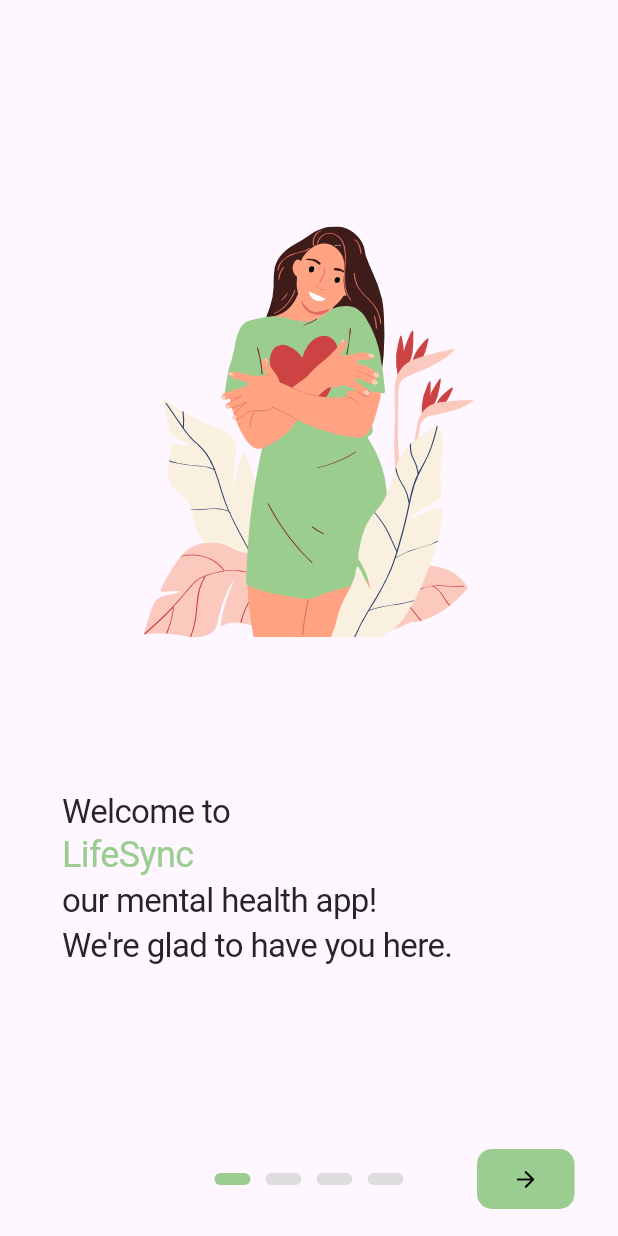
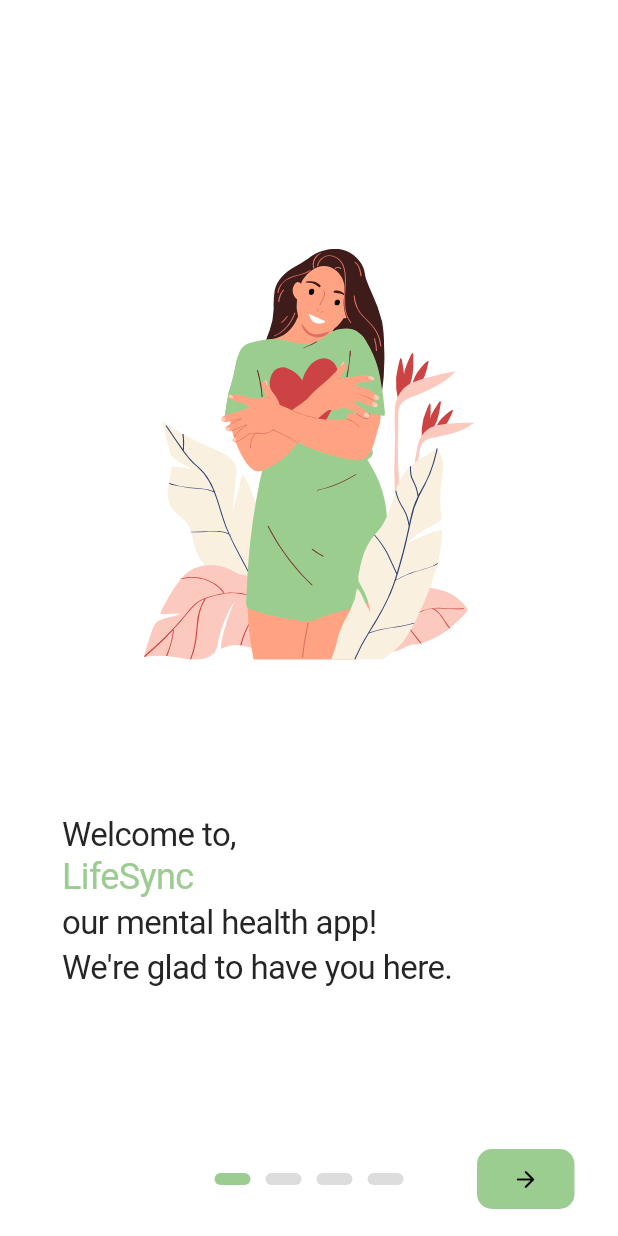
Before and after one commit to Max213141/pet_project, a Flutter app: the screen it shows after launch, on a phone screen of 412 x 824 dp. Run offline on Flutter 3.47's test engine with Material 3 defaults, Android fonts, the phone set to English and light mode, and no system bars; drawn by our look-alikes of intro_slider; our stand-ins replace bloc, carousel_slider, cloud_firestore, firebase_auth, firebase_core, fl_chart and 7 more; accounts and stored records are empty; generated files the repository leaves out were written again; Roboto replaces fonts that are missing (Signika-Regular); project files that could hold a hidden picture were left out.

Commit message:
Auth and intro screen localization and some refactoring for locale

```diff
--- a/lib/blocs/locale_bloc/locale_event.dart
+++ b/lib/blocs/locale_bloc/locale_event.dart
@@ -1,6 +1,5 @@
 part of 'locale_bloc.dart';
 
-@freezed
 class LocaleEvent {}
 
 class ChangeLocale extends LocaleEvent {
--- a/lib/entities/hive_entities/app_preferences.dart
+++ b/lib/entities/hive_entities/app_preferences.dart
@@ -24,6 +24,6 @@ class AppPreferences extends HiveObject {
 
   AppPreferences.initial()
       : isFirstLaunch = true,
-        isDarkTheme = true,
+        isDarkTheme = false,
         locale = const Locale('ru');
 }
--- a/lib/entities/hive_store.dart
+++ b/lib/entities/hive_store.dart
@@ -41,6 +41,8 @@ class HiveStore {
     Box<AppPreferences> appPrefsBox =
         Hive.box<AppPreferences>('app_preferences');
     AppPreferences? appPrefs = appPrefsBox.get(0);
+    _log('is Dark theme ${appPrefs?.isDarkTheme}');
+
     return appPrefs?.isDarkTheme;
   }
 
--- a/lib/my_app.dart
+++ b/lib/my_app.dart
@@ -1,16 +1,14 @@
 import 'package:firebase_auth/firebase_auth.dart';
 import 'package:flutter/material.dart';
 import 'package:flutter_bloc/flutter_bloc.dart';
-import 'package:flutter_localizations/flutter_localizations.dart';
 import 'package:go_router/go_router.dart';
 import 'package:hive_flutter/hive_flutter.dart';
 import 'package:life_sync/blocs/blocs.dart';
 import 'package:life_sync/entities/entities.dart';
 import 'package:life_sync/entities/hive_entities/hive_entities.dart';
+import 'package:life_sync/my_app_locale_wrapper.dart';
 import 'package:life_sync/navigation/navigation_observer.dart';
 import 'package:life_sync/screens/screens.dart';
-import 'package:life_sync/utils/localization/l10n.dart';
-import 'package:life_sync/utils/utils.dart';
 
 class MyApp extends StatelessWidget {
   final FirebaseAuth auth;
@@ -42,7 +40,6 @@ class MyApp extends StatelessWidget {
   // This widget is the root of your application.
   @override
   Widget build(BuildContext context) {
-    Locale? locale;
     final router = GoRouter(
       observers: [MyNavigatorObserver()],
       routes: [
@@ -213,27 +210,10 @@ class MyApp extends StatelessWidget {
             ],
             child: BlocBuilder<LocaleBloc, LocaleState>(
               builder: (context, state) {
-                // return BlocBuilder<ThemeBloc, ThemeState>(
-                // builder: (context, state) {
-                return MaterialApp.router(
-                  localizationsDelegates: const [
-                    AppLocalizations.delegate,
-                    GlobalMaterialLocalizations.delegate,
-                    GlobalWidgetsLocalizations.delegate,
-                    GlobalCupertinoLocalizations.delegate,
-                  ],
-                  supportedLocales: const [
-                    Locale('en'),
-                    Locale('ru'),
-                    Locale('be'),
-                  ],
-                  locale: state.locale,
-                  title: 'LifeSync',
-                  routerConfig: router,
-                  // theme: state.isDarkTheme ? lightTheme : darkTheme,
+                return MyAppThemeWrapper(
+                  locale: Locale('ru'),
+                  router: router,
                 );
-                // },
-                // );
               },
             ),
           );
--- /dev/null
+++ b/lib/my_app_locale_wrapper.dart
@@ -0,0 +1,41 @@
+import 'package:flutter/material.dart';
+import 'package:flutter_bloc/flutter_bloc.dart';
+import 'package:flutter_localizations/flutter_localizations.dart';
+import 'package:life_sync/blocs/blocs.dart';
+
+import 'utils/utils.dart';
+
+class MyAppThemeWrapper extends StatelessWidget {
+  final Locale locale;
+  final RouterConfig<Object>? router;
+  const MyAppThemeWrapper({
+    super.key,
+    required this.locale,
+    this.router,
+  });
+
+  @override
+  Widget build(BuildContext context) {
+    return BlocBuilder<ThemeBloc, ThemeState>(
+      builder: (context, state) {
+        return MaterialApp.router(
+          localizationsDelegates: const [
+            AppLocalizations.delegate,
+            GlobalMaterialLocalizations.delegate,
+            GlobalWidgetsLocalizations.delegate,
+            GlobalCupertinoLocalizations.delegate,
+          ],
+          supportedLocales: const [
+            Locale('en'),
+            Locale('ru'),
+            Locale('be'),
+          ],
+          locale: Locale('en'),
+          title: 'LifeSync',
+          routerConfig: router,
+          theme: state.isDarkTheme ? darkTheme : lightTheme,
+        );
+      },
+    );
+  }
+}
--- a/lib/screens/initial_hive_page.dart
+++ b/lib/screens/initial_hive_page.dart
@@ -36,11 +36,11 @@ class _InitialHivePageState extends State<InitialHivePage> {
     // final appPreferencesBox = await Hive.box('app_preferences');
     final isFirstLaunchFromHive = HiveStore().getFirstLaunch();
 
-    // _log('is app fisrst launch: $isFirstLaunchFromHive');
+    _log('is app fisrst launch: $isFirstLaunchFromHive');
     // //_log('app preferences box is empty: ${appPreferencesBox.isEmpty}');
 
     if (isFirstLaunchFromHive ?? true) {
-      //_log('hive data about first launch: $isFirstLaunchFromHive');
+      _log('hive data about first launch: $isFirstLaunchFromHive');
 
       setState(() {
         isFirstLaunch = isFirstLaunchFromHive ?? true;
--- a/lib/screens/intro_screen/intro_screen.dart
+++ b/lib/screens/intro_screen/intro_screen.dart
@@ -83,24 +83,19 @@ class _IntroScreenState extends State<IntroScreen> {
           providedChild: RichText(
               text: TextSpan(children: [
             TextSpan(
-              //  '${l10n.welcome}\n',
-              text: 'Welcome to\n',
+              text: '${l10n.welcome}, \n',
               style: MentalHealthTextStyles.text.signikaFontF24,
             ),
             TextSpan(
-              // l10n.appTitle
-              text: 'LifeSync\n',
+              text: '${l10n.appTitle} \n',
               style: MentalHealthTextStyles.text.signikaFontF24Green,
             ),
             TextSpan(
-              //  '${l10n.introSlidePart1}\n',
-
-              text: 'our mental health app!\n',
+              text: '${l10n.firstIntroSlidePart1} \n',
               style: MentalHealthTextStyles.text.signikaFontF24,
             ),
             TextSpan(
-              //  '${l10n.firstIntroSlidePart2}\n',
-              text: 'We\'re glad to have you here.\n',
+              text: '${l10n.firstIntroSlidePart2}',
               style: MentalHealthTextStyles.text.signikaFontF24,
             ),
           ])),
--- a/lib/screens/mood_screen/widgets/bar_chart.dart
+++ b/lib/screens/mood_screen/widgets/bar_chart.dart
@@ -194,10 +194,7 @@ class BarChartSampleState extends State<BarChartSample> {
     );
   }
 
-  Widget leftTitles(
-    double value,
-    TitleMeta meta,
-  ) {
+  Widget leftTitles(double value, TitleMeta meta) {
     String text;
 
     switch (value.toInt()) {
```
Also changed, not shown: lib/blocs/locale_bloc/locale_state.dart (+3 -4 lines), lib/screens/auth_screen/widgets/auth_screen_body.dart (+7 -14 lines), lib/screens/auth_screen/widgets/auth_screen_modal_body.dart (+14 -29 lines), lib/utils/localization/app_en.arb (+15 -66 lines), lib/utils/localization/app_ru.arb (+15 -66 lines).
